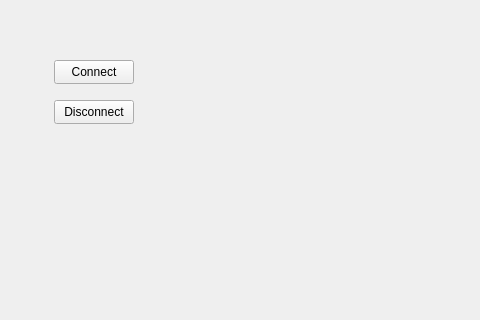
Before: the Qt Designer form mainwindow.ui in Tom-Pacaud/WifiBot, drawn with Qt 5; both pictures show x 96 to 576 and y 0 to 320 of the 800 by 600 pixel window.
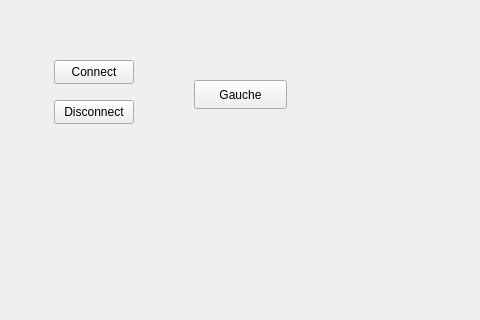
After: the same form once the commit is applied.

What changed in the file:
```diff
--- a/mainwindow.ui
+++ b/mainwindow.ui
@@ -40,6 +40,19 @@
      <string>Disconnect</string>
     </property>
    </widget>
+   <widget class="QPushButton" name="pushButton_3">
+    <property name="geometry">
+     <rect>
+      <x>290</x>
+      <y>80</y>
+      <width>93</width>
+      <height>29</height>
+     </rect>
+    </property>
+    <property name="text">
+     <string>Gauche</string>
+    </property>
+   </widget>
   </widget>
   <widget class="QMenuBar" name="menubar">
    <property name="geometry">
```
Left out of the diff: 2 changed lines with no effect on the pictures.
